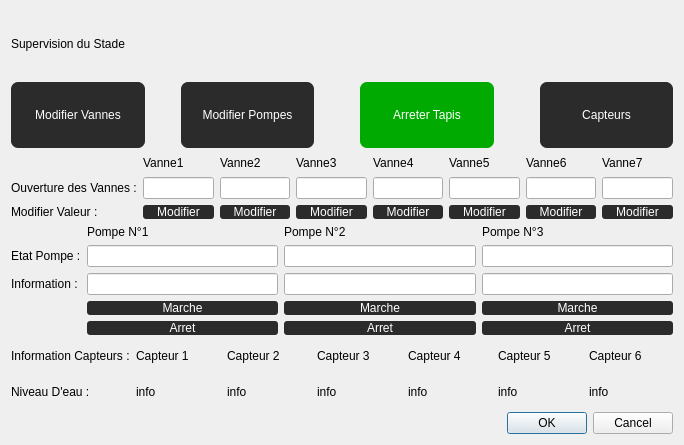
The window that supervision.ui (CalmettesT/Projet-BTS) describes before a commit, drawn with Qt 5.
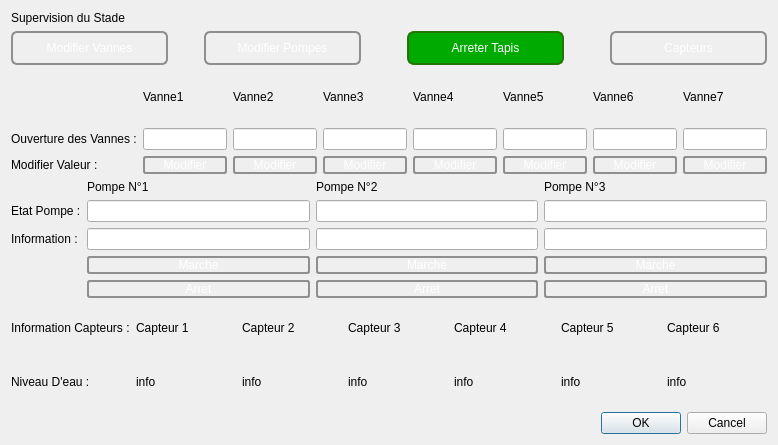
The same window after the commit.

Commit message: amelioration design, integration fonctionel des bouton debit et mode parc

The edit to the form file:
```diff
--- a/supervision.ui
+++ b/supervision.ui
@@ -15,7 +15,7 @@
   </property>
   <layout class="QHBoxLayout" name="horizontalLayout_2">
    <item>
-    <layout class="QVBoxLayout" name="verticalLayout">
+    <layout class="QVBoxLayout" name="verticalLayout" stretch="0,1,3,3,3,2">
      <item>
       <widget class="QLabel" name="Titre">
        <property name="styleSheet">
@@ -37,11 +37,29 @@
           </sizepolicy>
          </property>
          <property name="styleSheet">
-          <string notr="true">border: none;
-background-color: rgb(43, 43, 43);
-color: rgb(255, 255, 255);
-border-radius: 7px;
-font: 75 10pt &quot;Arial&quot;;</string>
+          <string notr="true">QPushButton {
+	font: 75 12pt &quot;Arial&quot;;
+	color: rgb(255, 255, 255);
+         border: 2px solid #8f8f91;
+         border-radius: 6px;
+         background-color: qlineargradient(x1: 0, y1: 0, x2: 0, y2: 1,
+                                           stop: 0 #181716, stop: 1 #3D3C3A);
+         min-width: 80px;
+     }
+
+     QPushButton:pressed {
+         background-color: qlineargradient(x1: 0, y1: 0, x2: 0, y2: 1,
+                                           stop: 0 #3D3C3A, stop: 1 #181716);
+     }
+
+     QPushButton:flat {
+         border: none; /* no border for a flat push button */
+     }
+
+     QPushButton:default {
+         border-color: navy; /* make the default button prominent */
+     }
+</string>
          </property>
          <property name="text">
           <string>Modifier Vannes</string>
@@ -70,11 +88,29 @@
           </sizepolicy>
          </property>
          <property name="styleSheet">
-          <string notr="true">border: none;
-background-color: rgb(43, 43, 43);
-color: rgb(255, 255, 255);
-border-radius: 7px;
-font: 75 10pt &quot;Arial&quot;;</string>
+          <string notr="true">QPushButton {
+	font: 75 12pt &quot;Arial&quot;;
+	color: rgb(255, 255, 255);
+         border: 2px solid #8f8f91;
+         border-radius: 6px;
+         background-color: qlineargradient(x1: 0, y1: 0, x2: 0, y2: 1,
+                                           stop: 0 #181716, stop: 1 #3D3C3A);
+         min-width: 80px;
+     }
+
+     QPushButton:pressed {
+         background-color: qlineargradient(x1: 0, y1: 0, x2: 0, y2: 1,
+                                           stop: 0 #3D3C3A, stop: 1 #181716);
+     }
+
+     QPushButton:flat {
+         border: none; /* no border for a flat push button */
+     }
+
+     QPushButton:default {
+         border-color: navy; /* make the default button prominent */
+     }
+</string>
          </property>
          <property name="text">
           <string>Modifier Pompes</string>
@@ -103,11 +139,11 @@
           </sizepolicy>
          </property>
          <property name="styleSheet">
-          <string notr="true">border: none;
+          <string notr="true">border: 2px solid #257408;
 background-color: rgb(0, 170, 0);
 color: rgb(255, 255, 255);
 border-radius: 7px;
-font: 75 10pt &quot;Arial&quot;;</string>
+font: 75 12pt &quot;Arial&quot;;</string>
          </property>
          <property name="text">
           <string>Arreter Tapis</string>
@@ -136,11 +172,29 @@
           </sizepolicy>
          </property>
          <property name="styleSheet">
-          <string notr="true">border: none;
-background-color: rgb(43, 43, 43);
-color: rgb(255, 255, 255);
-border-radius: 7px;
-font: 75 10pt &quot;Arial&quot;;</string>
+          <string notr="true">QPushButton {
+	font: 75 12pt &quot;Arial&quot;;
+	color: rgb(255, 255, 255);
+         border: 2px solid #8f8f91;
+         border-radius: 6px;
+         background-color: qlineargradient(x1: 0, y1: 0, x2: 0, y2: 1,
+                                           stop: 0 #181716, stop: 1 #3D3C3A);
+         min-width: 80px;
+     }
+
+     QPushButton:pressed {
+         background-color: qlineargradient(x1: 0, y1: 0, x2: 0, y2: 1,
+                                           stop: 0 #3D3C3A, stop: 1 #181716);
+     }
+
+     QPushButton:flat {
+         border: none; /* no border for a flat push button */
+     }
+
+     QPushButton:default {
+         border-color: navy; /* make the default button prominent */
+     }
+</string>
          </property>
          <property name="text">
           <string>Capteurs</string>
@@ -154,11 +208,28 @@
        <item row="3" column="4">
         <widget class="QPushButton" name="boutonModifVanne4">
          <property name="styleSheet">
-          <string notr="true">border: none;
-border-radius: 3px;
-background-color: rgb(43, 43, 43);
-color: rgb(255, 255, 255);
-font: 75 8pt &quot;Arial&quot;;</string>
+          <string notr="true">QPushButton {
+	font: 75 8pt &quot;Arial&quot;;
+	color: rgb(255, 255, 255);
+         border: 2px solid #8f8f91;
+         border-radius: 3px;
+         background-color: qlineargradient(x1: 0, y1: 0, x2: 0, y2: 1,
+                                           stop: 0 #181716, stop: 1 #3D3C3A);
+         min-width: 80px;
+     }
+
+     QPushButton:pressed {
+         background-color: qlineargradient(x1: 0, y1: 0, x2: 0, y2: 1,
+                                           stop: 0 #3D3C3A, stop: 1 #181716);
+     }
+
+     QPushButton:flat {
+         border: none; /* no border for a flat push button */
+     }
+
+     QPushButton:default {
+         border-color: navy; /* make the default button prominent */
+     }</string>
          </property>
          <property name="text">
           <string>Modifier</string>
@@ -168,11 +239,28 @@
        <item row="3" column="3">
         <widget class="QPushButton" name="boutonModifVanne3">
          <property name="styleSheet">
-          <string notr="true">border: none;
-border-radius: 3px;
-background-color: rgb(43, 43, 43);
-color: rgb(255, 255, 255);
-font: 75 8pt &quot;Arial&quot;;</string>
+          <string notr="true">QPushButton {
+	font: 75 8pt &quot;Arial&quot;;
+	color: rgb(255, 255, 255);
+         border: 2px solid #8f8f91;
+         border-radius: 3px;
+         background-color: qlineargradient(x1: 0, y1: 0, x2: 0, y2: 1,
+                                           stop: 0 #181716, stop: 1 #3D3C3A);
+         min-width: 80px;
+     }
+
+     QPushButton:pressed {
+         background-color: qlineargradient(x1: 0, y1: 0, x2: 0, y2: 1,
+                                           stop: 0 #3D3C3A, stop: 1 #181716);
+     }
+
+     QPushButton:flat {
+         border: none; /* no border for a flat push button */
+     }
+
+     QPushButton:default {
+         border-color: navy; /* make the default button prominent */
+     }</string>
          </property>
          <property name="text">
           <string>Modifier</string>
@@ -182,11 +270,28 @@
        <item row="3" column="2">
         <widget class="QPushButton" name="boutonModifVanne2">
          <property name="styleSheet">
-          <string notr="true">border: none;
-border-radius: 3px;
-background-color: rgb(43, 43, 43);
-color: rgb(255, 255, 255);
-font: 75 8pt &quot;Arial&quot;;</string>
+          <string notr="true">QPushButton {
+	font: 75 8pt &quot;Arial&quot;;
+	color: rgb(255, 255, 255);
+         border: 2px solid #8f8f91;
+         border-radius: 3px;
+         background-color: qlineargradient(x1: 0, y1: 0, x2: 0, y2: 1,
+                                           stop: 0 #181716, stop: 1 #3D3C3A);
+         min-width: 80px;
+     }
+
+     QPushButton:pressed {
+         background-color: qlineargradient(x1: 0, y1: 0, x2: 0, y2: 1,
+                                           stop: 0 #3D3C3A, stop: 1 #181716);
+     }
+
+     QPushButton:flat {
+         border: none; /* no border for a flat push button */
+     }
+
+     QPushButton:default {
+         border-color: navy; /* make the default button prominent */
+     }</string>
          </property>
          <property name="text">
           <string>Modifier</string>
@@ -196,11 +301,28 @@
        <item row="3" column="1">
         <widget class="QPushButton" name="boutonModifValeurVanne1">
          <property name="styleSheet">
-          <string notr="true">border: none;
-border-radius: 3px;
-background-color: rgb(43, 43, 43);
-color: rgb(255, 255, 255);
-font: 75 8pt &quot;Arial&quot;;</string>
+          <string notr="true">QPushButton {
+	font: 75 8pt &quot;Arial&quot;;
+	color: rgb(255, 255, 255);
+         border: 2px solid #8f8f91;
+         border-radius: 3px;
+         background-color: qlineargradient(x1: 0, y1: 0, x2: 0, y2: 1,
+                                           stop: 0 #181716, stop: 1 #3D3C3A);
+         min-width: 80px;
+     }
+
+     QPushButton:pressed {
+         background-color: qlineargradient(x1: 0, y1: 0, x2: 0, y2: 1,
+                                           stop: 0 #3D3C3A, stop: 1 #181716);
+     }
+
+     QPushButton:flat {
+         border: none; /* no border for a flat push button */
+     }
+
+     QPushButton:default {
+         border-color: navy; /* make the default button prominent */
+     }</string>
          </property>
          <property name="text">
           <string>Modifier</string>
@@ -277,11 +399,28 @@
        <item row="3" column="5">
         <widget class="QPushButton" name="boutonModifVanne5">
          <property name="styleSheet">
-          <string notr="true">border: none;
-border-radius: 3px;
-background-color: rgb(43, 43, 43);
-color: rgb(255, 255, 255);
-font: 75 8pt &quot;Arial&quot;;</string>
+          <string notr="true">QPushButton {
+	font: 75 8pt &quot;Arial&quot;;
+	color: rgb(255, 255, 255);
+         border: 2px solid #8f8f91;
+         border-radius: 3px;
+         background-color: qlineargradient(x1: 0, y1: 0, x2: 0, y2: 1,
+                                           stop: 0 #181716, stop: 1 #3D3C3A);
+         min-width: 80px;
+     }
+
+     QPushButton:pressed {
+         background-color: qlineargradient(x1: 0, y1: 0, x2: 0, y2: 1,
+                                           stop: 0 #3D3C3A, stop: 1 #181716);
+     }
+
+     QPushButton:flat {
+         border: none; /* no border for a flat push button */
+     }
+
+     QPushButton:default {
+         border-color: navy; /* make the default button prominent */
+     }</string>
          </property>
          <property name="text">
           <string>Modifier</string>
@@ -291,11 +430,28 @@
        <item row="3" column="6">
         <widget class="QPushButton" name="boutonModifVanne6">
          <property name="styleSheet">
-          <string notr="true">border: none;
-border-radius: 3px;
-background-color: rgb(43, 43, 43);
-color: rgb(255, 255, 255);
-font: 75 8pt &quot;Arial&quot;;</string>
+          <string notr="true">QPushButton {
+	font: 75 8pt &quot;Arial&quot;;
+	color: rgb(255, 255, 255);
+         border: 2px solid #8f8f91;
+         border-radius: 3px;
+         background-color: qlineargradient(x1: 0, y1: 0, x2: 0, y2: 1,
+                                           stop: 0 #181716, stop: 1 #3D3C3A);
+         min-width: 80px;
+     }
+
+     QPushButton:pressed {
+         background-color: qlineargradient(x1: 0, y1: 0, x2: 0, y2: 1,
+                                           stop: 0 #3D3C3A, stop: 1 #181716);
+     }
+
+     QPushButton:flat {
+         border: none; /* no border for a flat push button */
+     }
+
+     QPushButton:default {
+         border-color: navy; /* make the default button prominent */
+     }</string>
          </property>
          <property name="text">
           <string>Modifier</string>
@@ -312,11 +468,28 @@
        <item row="3" column="7">
         <widget class="QPushButton" name="boutonModifVanne7">
          <property name="styleSheet">
-          <string notr="true">border: none;
-border-radius: 3px;
-background-color: rgb(43, 43, 43);
-color: rgb(255, 255, 255);
-font: 75 8pt &quot;Arial&quot;;</string>
+          <string notr="true">QPushButton {
+	font: 75 8pt &quot;Arial&quot;;
+	color: rgb(255, 255, 255);
+         border: 2px solid #8f8f91;
+         border-radius: 3px;
+         background-color: qlineargradient(x1: 0, y1: 0, x2: 0, y2: 1,
+                                           stop: 0 #181716, stop: 1 #3D3C3A);
+         min-width: 80px;
+     }
+
+     QPushButton:pressed {
+         background-color: qlineargradient(x1: 0, y1: 0, x2: 0, y2: 1,
+                                           stop: 0 #3D3C3A, stop: 1 #181716);
+     }
+
+     QPushButton:flat {
+         border: none; /* no border for a flat push button */
+     }
+
+     QPushButton:default {
+         border-color: navy; /* make the default button prominent */
+     }</string>
          </property>
          <property name="text">
           <string>Modifier</string>
@@ -375,11 +548,28 @@
        <item row="3" column="1">
         <widget class="QPushButton" name="MarchePompe1">
          <property name="styleSheet">
-          <string notr="true">border: none;
-border-radius: 3px;
-background-color: rgb(43, 43, 43);
-color: rgb(255, 255, 255);
-font: 75 8pt &quot;Arial&quot;;</string>
+          <string notr="true">QPushButton {
+	font: 75 8pt &quot;Arial&quot;;
+	color: rgb(255, 255, 255);
+         border: 2px solid #8f8f91;
+         border-radius: 3px;
+         background-color: qlineargradient(x1: 0, y1: 0, x2: 0, y2: 1,
+                                           stop: 0 #181716, stop: 1 #3D3C3A);
+         min-width: 80px;
+     }
+
+     QPushButton:pressed {
+         background-color: qlineargradient(x1: 0, y1: 0, x2: 0, y2: 1,
+                                           stop: 0 #3D3C3A, stop: 1 #181716);
+     }
+
+     QPushButton:flat {
+         border: none; /* no border for a flat push button */
+     }
+
+     QPushButton:default {
+         border-color: navy; /* make the default button prominent */
+     }</string>
          </property>
          <property name="text">
           <string>Marche</string>
@@ -403,11 +593,28 @@
        <item row="4" column="1">
         <widget class="QPushButton" name="ArretPompe1">
          <property name="styleSheet">
-          <string notr="true">border: none;
-border-radius: 3px;
-background-color: rgb(43, 43, 43);
-color: rgb(255, 255, 255);
-font: 75 8pt &quot;Arial&quot;;</string>
+          <string notr="true">QPushButton {
+	font: 75 8pt &quot;Arial&quot;;
+	color: rgb(255, 255, 255);
+         border: 2px solid #8f8f91;
+         border-radius: 3px;
+         background-color: qlineargradient(x1: 0, y1: 0, x2: 0, y2: 1,
+                                           stop: 0 #181716, stop: 1 #3D3C3A);
+         min-width: 80px;
+     }
+
+     QPushButton:pressed {
+         background-color: qlineargradient(x1: 0, y1: 0, x2: 0, y2: 1,
+                                           stop: 0 #3D3C3A, stop: 1 #181716);
+     }
+
+     QPushButton:flat {
+         border: none; /* no border for a flat push button */
+     }
+
+     QPushButton:default {
+         border-color: navy; /* make the default button prominent */
+     }</string>
          </property>
          <property name="text">
           <string>Arret</string>
@@ -417,11 +624,28 @@
        <item row="3" column="2">
         <widget class="QPushButton" name="MarchePompe2">
          <property name="styleSheet">
-          <string notr="true">border: none;
-border-radius: 3px;
-background-color: rgb(43, 43, 43);
-color: rgb(255, 255, 255);
-font: 75 8pt &quot;Arial&quot;;</string>
+          <string notr="true">QPushButton {
+	font: 75 8pt &quot;Arial&quot;;
+	color: rgb(255, 255, 255);
+         border: 2px solid #8f8f91;
+         border-radius: 3px;
+         background-color: qlineargradient(x1: 0, y1: 0, x2: 0, y2: 1,
+                                           stop: 0 #181716, stop: 1 #3D3C3A);
+         min-width: 80px;
+     }
+
+     QPushButton:pressed {
+         background-color: qlineargradient(x1: 0, y1: 0, x2: 0, y2: 1,
+                                           stop: 0 #3D3C3A, stop: 1 #181716);
+     }
+
+     QPushButton:flat {
+         border: none; /* no border for a flat push button */
+     }
+
+     QPushButton:default {
+         border-color: navy; /* make the default button prominent */
+     }</string>
          </property>
          <property name="text">
           <string>Marche</string>
@@ -431,11 +655,28 @@
        <item row="4" column="2">
         <widget class="QPushButton" name="ArretPompe2">
          <property name="styleSheet">
-          <string notr="true">border: none;
-border-radius: 3px;
-background-color: rgb(43, 43, 43);
-color: rgb(255, 255, 255);
-font: 75 8pt &quot;Arial&quot;;</string>
+          <string notr="true">QPushButton {
+	font: 75 8pt &quot;Arial&quot;;
+	color: rgb(255, 255, 255);
+         border: 2px solid #8f8f91;
+         border-radius: 3px;
+         background-color: qlineargradient(x1: 0, y1: 0, x2: 0, y2: 1,
+                                           stop: 0 #181716, stop: 1 #3D3C3A);
+         min-width: 80px;
+     }
+
+     QPushButton:pressed {
+         background-color: qlineargradient(x1: 0, y1: 0, x2: 0, y2: 1,
+                                           stop: 0 #3D3C3A, stop: 1 #181716);
+     }
+
+     QPushButton:flat {
+         border: none; /* no border for a flat push button */
+     }
+
+     QPushButton:default {
+         border-color: navy; /* make the default button prominent */
+     }</string>
          </property>
          <property name="text">
           <string>Arret</string>
@@ -445,11 +686,28 @@
        <item row="4" column="3">
         <widget class="QPushButton" name="ArretPompe3">
          <property name="styleSheet">
-          <string notr="true">border: none;
-border-radius: 3px;
-background-color: rgb(43, 43, 43);
-color: rgb(255, 255, 255);
-font: 75 8pt &quot;Arial&quot;;</string>
+          <string notr="true">QPushButton {
+	font: 75 8pt &quot;Arial&quot;;
+	color: rgb(255, 255, 255);
+         border: 2px solid #8f8f91;
+         border-radius: 3px;
+         background-color: qlineargradient(x1: 0, y1: 0, x2: 0, y2: 1,
+                                           stop: 0 #181716, stop: 1 #3D3C3A);
+         min-width: 80px;
+     }
+
+     QPushButton:pressed {
+         background-color: qlineargradient(x1: 0, y1: 0, x2: 0, y2: 1,
+                                           stop: 0 #3D3C3A, stop: 1 #181716);
+     }
+
+     QPushButton:flat {
+         border: none; /* no border for a flat push button */
+     }
+
+     QPushButton:default {
+         border-color: navy; /* make the default button prominent */
+     }</string>
          </property>
          <property name="text">
           <string>Arret</string>
@@ -459,11 +717,28 @@
        <item row="3" column="3">
         <widget class="QPushButton" name="MarchePompe3">
          <property name="styleSheet">
-          <string notr="true">border: none;
-border-radius: 3px;
-background-color: rgb(43, 43, 43);
-color: rgb(255, 255, 255);
-font: 75 8pt &quot;Arial&quot;;</string>
+          <string notr="true">QPushButton {
+	font: 75 8pt &quot;Arial&quot;;
+	color: rgb(255, 255, 255);
+         border: 2px solid #8f8f91;
+         border-radius: 3px;
+         background-color: qlineargradient(x1: 0, y1: 0, x2: 0, y2: 1,
+                                           stop: 0 #181716, stop: 1 #3D3C3A);
+         min-width: 80px;
+     }
+
+     QPushButton:pressed {
+         background-color: qlineargradient(x1: 0, y1: 0, x2: 0, y2: 1,
+                                           stop: 0 #3D3C3A, stop: 1 #181716);
+     }
+
+     QPushButton:flat {
+         border: none; /* no border for a flat push button */
+     }
+
+     QPushButton:default {
+         border-color: navy; /* make the default button prominent */
+     }</string>
          </property>
          <property name="text">
           <string>Marche</string>
```
The commit also changes 7 other files.
